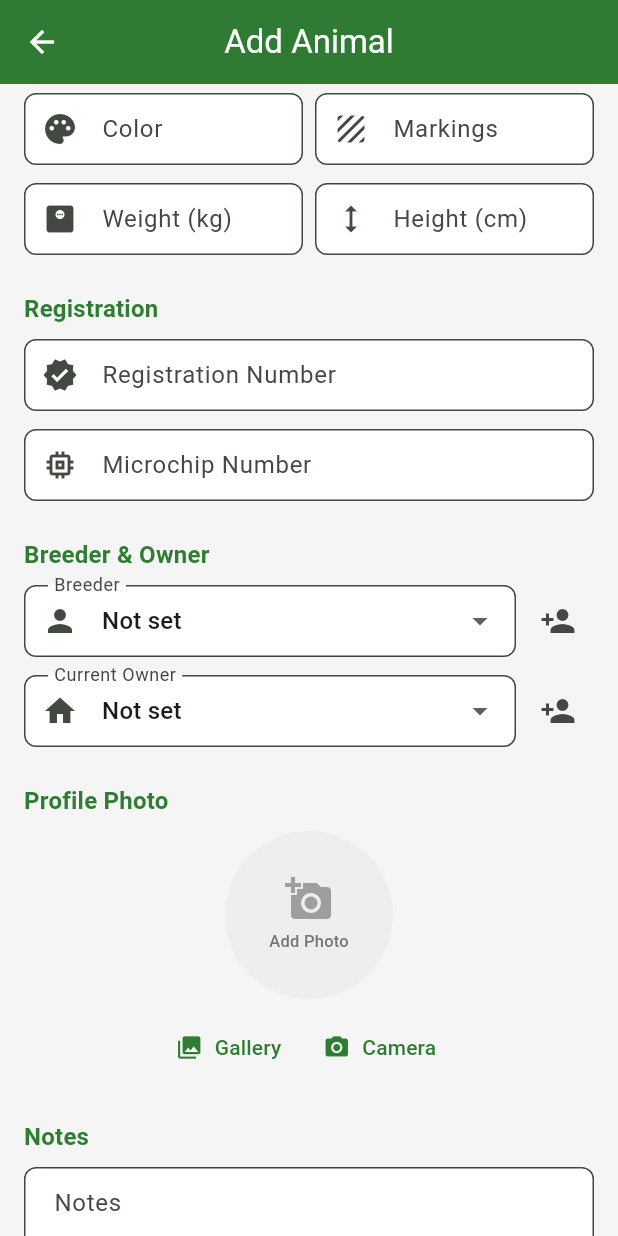
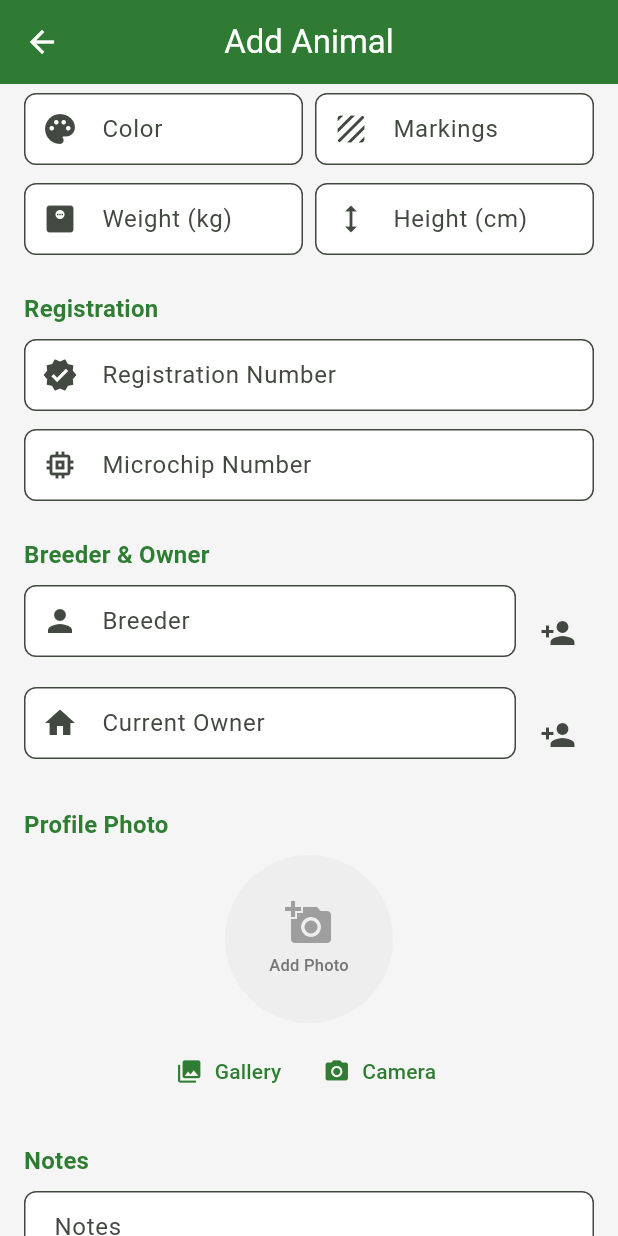
Before and after one commit to Comm4nd0/Animal-Management-System, a Flutter app: the AnimalFormScreen screen opened by its route, scrolled down 576 dp, on a phone screen of 412 x 824 dp. Run offline on Flutter 3.47's test engine with Material 3 defaults, Android fonts, the phone set to English and light mode, and no system bars; our stand-ins replace csv, file_picker, fl_chart, flutter_local_notifications, image_picker, pdf and 4 more; missing offline and left inert: dart:html, excel; accounts and stored records are empty.

Commit message:
Replace breeder/owner dropdowns with typeahead autocomplete
Same treatment as the parent fields — replaces the DropdownButtonFormField
widgets for Breeder and Current Owner with Autocomplete<Contact> widgets.
Users can now search by contact name or farm name. The suggestion panel
shows the contact name (bold) with farm name as subtitle. The "Add new
contact" button is preserved alongside the autocomplete field.

https://claude.ai/code/session_0114rdrQUPuSdaP55C3Z5LgX

```diff
--- a/lib/screens/animals/animal_form_screen.dart
+++ b/lib/screens/animals/animal_form_screen.dart
@@ -327,23 +327,23 @@ class _AnimalFormScreenState extends State<AnimalFormScreen> {
                 const SizedBox(height: 24),
                 _buildSectionTitle('Breeder & Owner'),
                 const SizedBox(height: 8),
-                _buildContactDropdown(
+                _buildContactAutocomplete(
                   label: 'Breeder',
                   icon: Icons.person,
-                  value: _selectedBreederId,
+                  selectedId: _selectedBreederId,
                   contacts: provider.contacts,
-                  onChanged: (v) => setState(() => _selectedBreederId = v),
+                  onSelected: (id) => setState(() => _selectedBreederId = id),
                   onAddNew: () => _showAddContactDialog(
                     onCreated: (c) => setState(() => _selectedBreederId = c.id),
                   ),
                 ),
                 const SizedBox(height: 12),
-                _buildContactDropdown(
+                _buildContactAutocomplete(
                   label: 'Current Owner',
                   icon: Icons.home,
-                  value: _selectedOwnerId,
+                  selectedId: _selectedOwnerId,
                   contacts: provider.contacts,
-                  onChanged: (v) => setState(() => _selectedOwnerId = v),
+                  onSelected: (id) => setState(() => _selectedOwnerId = id),
                   onAddNew: () => _showAddContactDialog(
                     onCreated: (c) => setState(() => _selectedOwnerId = c.id),
                   ),
@@ -806,40 +806,140 @@ class _AnimalFormScreenState extends State<AnimalFormScreen> {
     );
   }
 
-  Widget _buildContactDropdown({
+  /// Formats a contact for display in the autocomplete field.
+  String _formatContactDisplay(Contact c) {
+    return c.displayName;
+  }
+
+  /// Builds a typeahead autocomplete field for selecting a contact (breeder/owner).
+  /// Users can search by name or farm name.
+  Widget _buildContactAutocomplete({
     required String label,
     required IconData icon,
-    required String? value,
+    required String? selectedId,
     required List<Contact> contacts,
-    required ValueChanged<String?> onChanged,
+    required ValueChanged<String?> onSelected,
     required VoidCallback onAddNew,
   }) {
+    final selectedContact = selectedId != null
+        ? contacts.cast<Contact?>().firstWhere(
+              (c) => c!.id == selectedId,
+              orElse: () => null,
+            )
+        : null;
+
+    return LayoutBuilder(
+      builder: (context, constraints) {
         return Row(
+          crossAxisAlignment: CrossAxisAlignment.start,
           children: [
             Expanded(
-          child: DropdownButtonFormField<String>(
-            value: contacts.any((c) => c.id == value) ? value : null,
+              child: Autocomplete<Contact>(
+                displayStringForOption: _formatContactDisplay,
+                initialValue: selectedContact != null
+                    ? TextEditingValue(
+                        text: _formatContactDisplay(selectedContact))
+                    : TextEditingValue.empty,
+                optionsBuilder: (TextEditingValue textEditingValue) {
+                  if (textEditingValue.text.isEmpty) {
+                    return contacts;
+                  }
+                  final query = textEditingValue.text.toLowerCase();
+                  return contacts.where((contact) {
+                    return contact.name.toLowerCase().contains(query) ||
+                        contact.farmName.toLowerCase().contains(query);
+                  });
+                },
+                onSelected: (Contact contact) {
+                  onSelected(contact.id);
+                },
+                fieldViewBuilder: (context, textController, focusNode,
+                    onFieldSubmitted) {
+                  return TextFormField(
+                    controller: textController,
+                    focusNode: focusNode,
                     decoration: InputDecoration(
                       labelText: label,
                       prefixIcon: Icon(icon),
+                      hintText: 'Type name or farm to search...',
+                      suffixIcon: selectedId != null
+                          ? IconButton(
+                              icon: const Icon(Icons.clear),
+                              tooltip: 'Clear selection',
+                              onPressed: () {
+                                textController.clear();
+                                onSelected(null);
+                              },
+                            )
+                          : null,
                     ),
-            items: [
-              const DropdownMenuItem(value: null, child: Text('Not set')),
-              ...contacts.map((c) => DropdownMenuItem(
-                    value: c.id,
-                    child: Text(c.displayName),
-                  )),
-            ],
-            onChanged: onChanged,
+                    onChanged: (value) {
+                      if (value.isEmpty && selectedId != null) {
+                        onSelected(null);
+                      }
+                    },
+                  );
+                },
+                optionsViewBuilder: (context, onAutoSelected, options) {
+                  return Align(
+                    alignment: Alignment.topLeft,
+                    child: Material(
+                      elevation: 4,
+                      borderRadius: BorderRadius.circular(8),
+                      child: ConstrainedBox(
+                        constraints: BoxConstraints(
+                          maxHeight: 240,
+                          maxWidth: constraints.maxWidth,
+                        ),
+                        child: ListView.builder(
+                          padding: EdgeInsets.zero,
+                          shrinkWrap: true,
+                          itemCount: options.length,
+                          itemBuilder: (context, index) {
+                            final contact = options.elementAt(index);
+                            return ListTile(
+                              dense: true,
+                              leading: Icon(
+                                icon,
+                                size: 20,
+                                color: Theme.of(context).colorScheme.primary,
+                              ),
+                              title: Text(
+                                contact.name,
+                                style: const TextStyle(
+                                    fontWeight: FontWeight.w600),
+                              ),
+                              subtitle: contact.farmName.isNotEmpty
+                                  ? Text(
+                                      contact.farmName,
+                                      style: TextStyle(
+                                        fontSize: 12,
+                                        color: Colors.grey.shade600,
+                                      ),
+                                    )
+                                  : null,
+                              onTap: () => onAutoSelected(contact),
+                            );
+                          },
+                        ),
+                      ),
+                    ),
+                  );
+                },
               ),
             ),
             const SizedBox(width: 4),
-        IconButton(
+            Padding(
+              padding: const EdgeInsets.only(top: 8),
+              child: IconButton(
                 icon: const Icon(Icons.person_add),
                 tooltip: 'Add new contact',
                 onPressed: onAddNew,
               ),
+            ),
           ],
+        );
+      },
     );
   }
 
```
Lines whose indentation alone changed are shown as unchanged.
